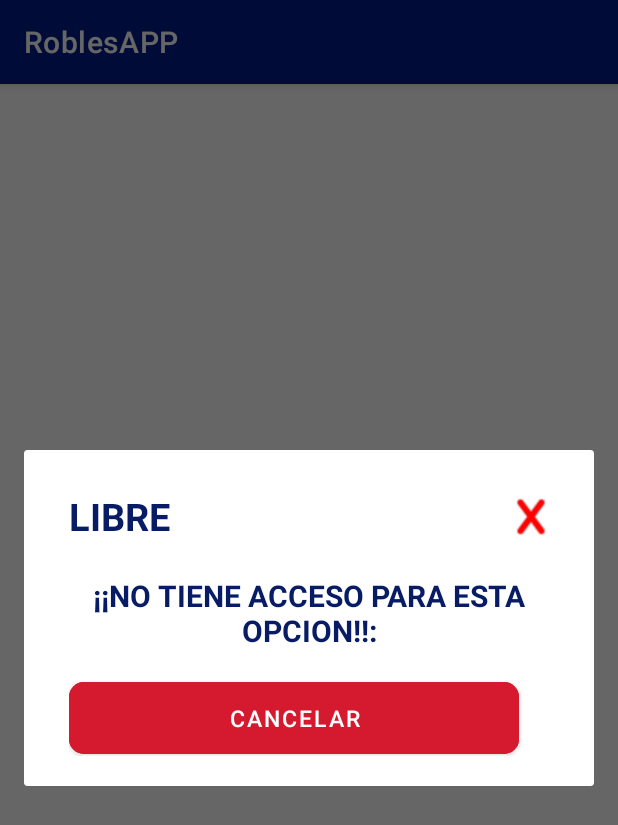
After one commit to melinallacuag/RoblesAPP, an Android app: the fragment LibreFragment shown on its own in the app's theme, on a phone screen of 412 x 824 dp. The commit adds this screen. Shown: the top 825 px of the screen. Run offline under Robolectric (Android 15) with nearby library versions, the phone set to English and light mode, and no system bars.

Commit message:
se activo los datos del modal libre cada boton

```diff
--- a/app/src/main/java/com/example/roblesapp/FacturaFragment.kt
+++ b/app/src/main/java/com/example/roblesapp/FacturaFragment.kt
@@ -24,7 +24,11 @@
 
     override fun onViewCreated(view: View, savedInstanceState: Bundle?) {
         super.onViewCreated(view, savedInstanceState)
-
+        btnlibre.setOnClickListener{
+            val showlibre = LibreFragment()
+            showlibre.show((activity as AppCompatActivity).supportFragmentManager,"Soles")
+            showlibre.setCancelable(false)
+        }
         btnsoles.setOnClickListener{
             val showsoles = SolesFragment()
             showsoles.show((activity as AppCompatActivity).supportFragmentManager,"Soles")
--- /dev/null
+++ b/app/src/main/java/com/example/roblesapp/LibreFragment.kt
@@ -0,0 +1,38 @@
+package com.example.roblesapp
+
+import android.os.Bundle
+import androidx.fragment.app.Fragment
+import android.view.LayoutInflater
+import android.view.View
+import android.view.ViewGroup
+import android.widget.EditText
+import android.widget.Toast
+import androidx.fragment.app.DialogFragment
+import kotlinx.android.synthetic.main.fragment_libre.view.*
+import kotlinx.android.synthetic.main.fragment_soles.*
+import kotlinx.android.synthetic.main.fragment_soles.view.*
+import kotlinx.android.synthetic.main.fragment_soles.view.btncerrar
+
+
+class LibreFragment : DialogFragment() {
+
+
+    override fun onCreateView(
+        inflater: LayoutInflater, container: ViewGroup?,
+        savedInstanceState: Bundle?
+    ): View? {
+        // Inflate the layout for this fragment
+
+        var rootView: View = inflater.inflate(R.layout.fragment_libre, container, false)
+
+        rootView.btncerrar.setOnClickListener {
+            dismiss()
+        }
+
+        rootView.btncancelarlibre.setOnClickListener {
+            dismiss()
+        }
+        return rootView
+    }
+
+}
--- /dev/null
+++ b/app/src/main/res/layout/fragment_libre.xml
@@ -0,0 +1,81 @@
+<?xml version="1.0" encoding="utf-8"?>
+<androidx.constraintlayout.widget.ConstraintLayout xmlns:android="http://schemas.android.com/apk/res/android"
+    xmlns:app="http://schemas.android.com/apk/res-auto"
+    xmlns:tools="http://schemas.android.com/tools"
+    android:layout_width="match_parent"
+    android:layout_height="match_parent"
+    tools:context=".LibreFragment">
+
+    <LinearLayout
+        android:layout_width="380sp"
+        android:layout_height="wrap_content"
+        android:orientation="vertical"
+        android:paddingStart="30dp"
+        android:paddingTop="20dp"
+        android:paddingEnd="30dp"
+        android:paddingBottom="20dp"
+        app:layout_constraintEnd_toEndOf="parent"
+        app:layout_constraintStart_toStartOf="parent"
+        app:layout_constraintTop_toTopOf="parent">
+
+        <LinearLayout
+            android:layout_width="match_parent"
+            android:layout_height="wrap_content"
+            android:orientation="horizontal">
+
+            <TextView
+                android:layout_width="match_parent"
+                android:layout_height="wrap_content"
+                android:layout_gravity="center"
+                android:layout_weight="1"
+                android:text="LIBRE"
+                android:textColor="#071C65"
+                android:textSize="25sp"
+                android:textStyle="bold" />
+
+            <ImageButton
+                android:id="@+id/btncerrar"
+                android:layout_width="wrap_content"
+                android:layout_height="wrap_content"
+                android:layout_gravity="right"
+                android:layout_weight="1"
+                android:background="@android:color/transparent"
+                android:src="@drawable/icon_cerrarx" />
+        </LinearLayout>
+
+        <TextView
+            android:layout_width="match_parent"
+            android:layout_height="wrap_content"
+            android:layout_marginTop="15sp"
+            android:text="¡¡NO TIENE ACCESO PARA ESTA OPCION!!:"
+            android:textColor="#071C65"
+            android:textAlignment="center"
+            android:textSize="20sp"
+            android:textStyle="bold" />
+
+
+        <LinearLayout
+            android:layout_width="match_parent"
+            android:layout_height="wrap_content"
+            android:orientation="horizontal">
+
+            <Button
+                android:id="@+id/btncancelarlibre"
+                android:layout_width="wrap_content"
+                android:layout_height="60sp"
+                android:layout_gravity="center"
+                android:layout_marginTop="10sp"
+                android:layout_marginEnd="20sp"
+                android:layout_weight="1"
+                android:backgroundTint="#D51A30"
+                android:text="Cancelar"
+                android:textAllCaps="true"
+                android:textColor="#fff"
+                android:textSize="15sp"
+                app:cornerRadius="10sp" />
+
+
+        </LinearLayout>
+    </LinearLayout>
+
+</androidx.constraintlayout.widget.ConstraintLayout>
```
